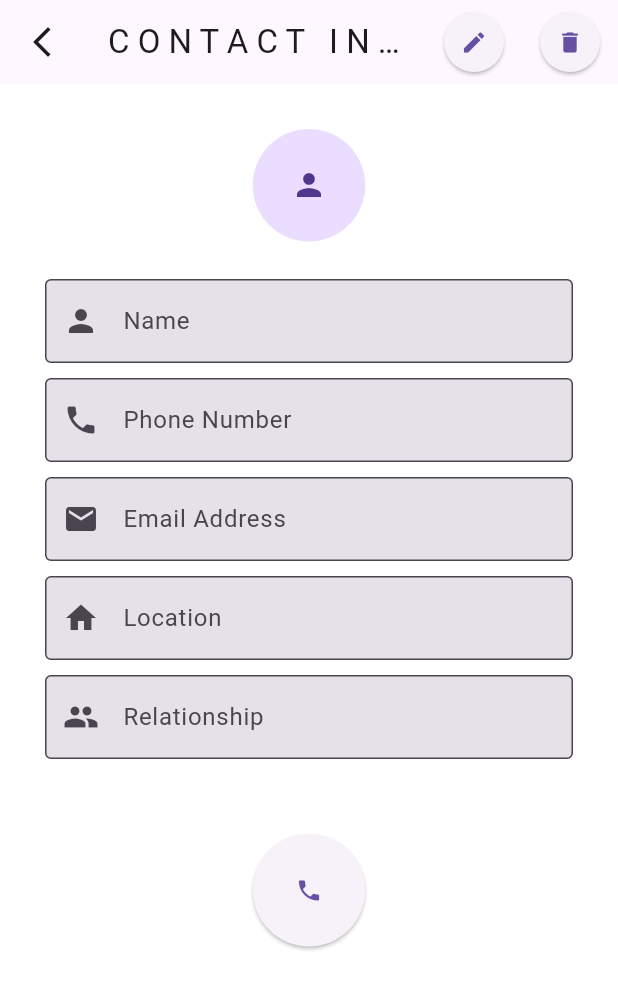
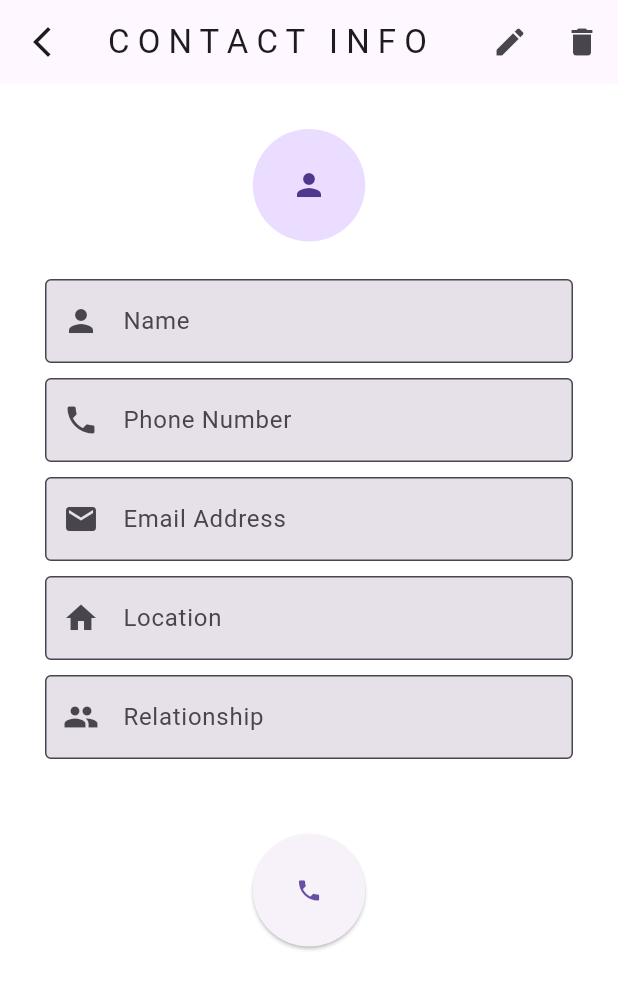
Before and after one commit to id1otSavan7/Flutter-Contact-Manager, a Flutter app: the ViewContactPage screen opened directly with empty values, after a tap on the "edit" icon, after a tap on "CANCEL", on a phone screen of 412 x 824 dp. Shown: the top 989 px of the screen. Run offline on Flutter 3.47's test engine with Material 3 defaults, Android fonts, the phone set to English and light mode, and no system bars; our stand-ins replace hive, hive_flutter; accounts and stored records are empty.

Commit message:
Initial commit for adding comments in the main.dart

```diff
--- a/lib/main.dart
+++ b/lib/main.dart
@@ -8,6 +8,11 @@ import 'package:hive_flutter/hive_flutter.dart';
 import 'package:hive/hive.dart';
 import 'package:hive_flutter/adapters.dart';
 
+/*
+Next Update we can do...
+- Add Settings
+- Grid View Quick Calls
+*/
 
 void main() async {
   //WidgetsFlutterBinding.ensureInitialized();
--- a/lib/pages/view_contact_page.dart
+++ b/lib/pages/view_contact_page.dart
@@ -118,12 +118,12 @@ class _ViewContactPageState extends State<ViewContactPage> {
         }, icon: const Icon(Icons.arrow_back_ios_new)),
         actions: [
           if (!widget.isBeingModified) ...[
-            CircularAppButton(onPressedEvent: (){
+            AppIconButton(onPressedEvent: (){
               setState(() {
                 widget.isBeingModified = !widget.isBeingModified;
               });
             }, content: const Icon(Icons.edit)),
-            CircularAppButton(onPressedEvent: (){
+            AppIconButton(onPressedEvent: (){
               showDialog(context: context, builder: (BuildContext context) {
                 return AlertDialog(
                   title: const Text('REMOVE CONTACT DATA?'),
```
